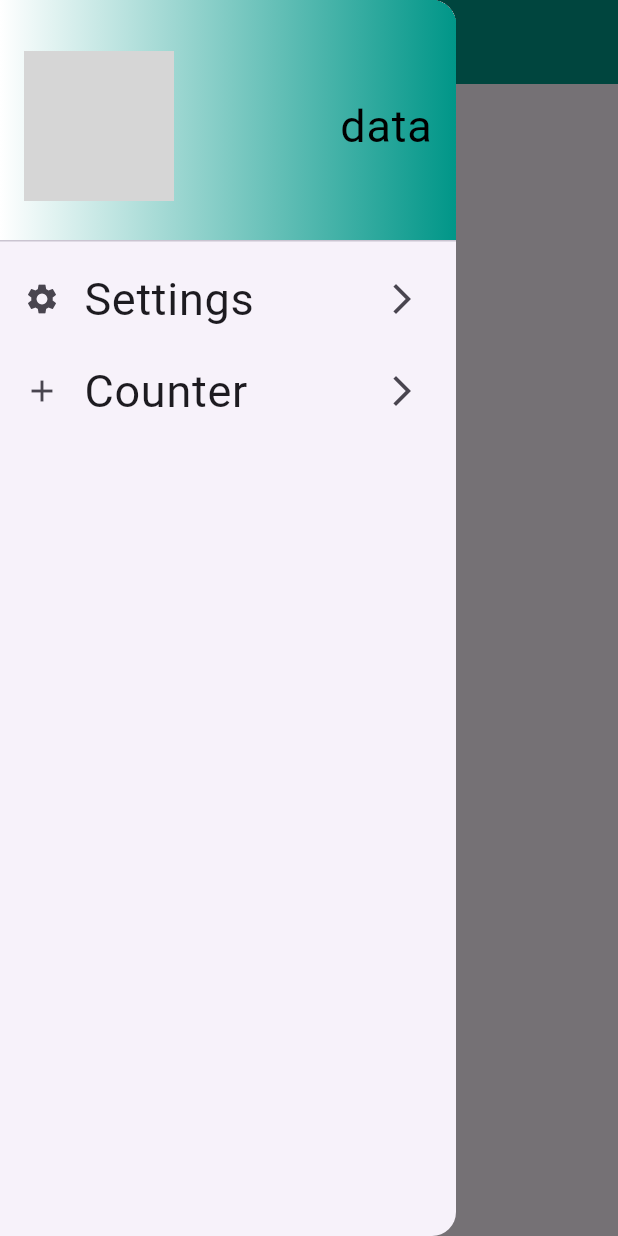
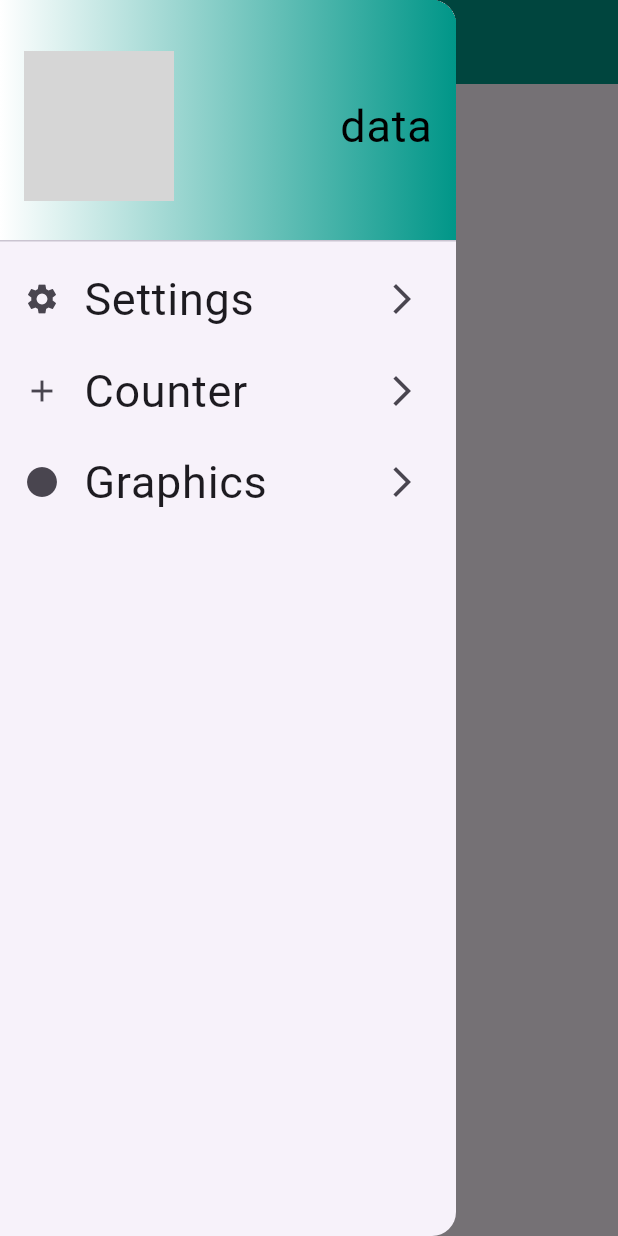
Before and after one commit to achraf-ayar/REF-Flutter, a Flutter app: the screen it shows after launch, with the side drawer open, on a phone screen of 412 x 824 dp. Run offline on Flutter 3.47's test engine with Material 3 defaults, Android fonts, the light colour scheme and no system bars; grey boxes are pictures that could not be loaded.

Commit message:
Add static graphics page with CustomPainter and radius slider

```diff
--- a/lib/main.dart
+++ b/lib/main.dart
@@ -1,5 +1,6 @@
 import 'package:flutter/material.dart';
 import 'package:tp1_dwm_flutter_app/pages/counter.page.dart';
+import 'package:tp1_dwm_flutter_app/pages/graphics.page.dart';
 import 'package:tp1_dwm_flutter_app/pages/home.page.dart';
 import 'package:tp1_dwm_flutter_app/pages/settings.page.dart';
 
@@ -17,6 +18,7 @@ class MyApp extends StatelessWidget {
         "/": (context)=> HomePage(),
         "/settings": (context)=> SettingsPage(),
         "/counter": (context)=> CounterPage(),
+        "/graphics": (context)=> GraphicsPage(),
       },
       theme: new ThemeData(
         appBarTheme: AppBarTheme(
--- /dev/null
+++ b/lib/widgets/drawer.graphics.widget.dart
@@ -0,0 +1,18 @@
+import 'package:flutter/material.dart';
+
+class DrawerGraphics extends StatelessWidget {
+  const DrawerGraphics({super.key});
+
+  @override
+  Widget build(BuildContext context) {
+    return ListTile(
+      title: Text("Graphics"),
+      leading: Icon(Icons.circle),
+      trailing: Icon(Icons.arrow_forward_ios_sharp),
+      onTap: (){
+        Navigator.pop(context);
+        Navigator.pushNamed(context, "/graphics");
+      },
+    );
+  }
+}
--- a/lib/widgets/drawer.widget.dart
+++ b/lib/widgets/drawer.widget.dart
@@ -1,5 +1,6 @@
 import 'package:flutter/material.dart';
 import 'package:tp1_dwm_flutter_app/widgets/drawer.counter.widget.dart';
+import 'package:tp1_dwm_flutter_app/widgets/drawer.graphics.widget.dart';
 import 'package:tp1_dwm_flutter_app/widgets/drawer.settings.widget.dart';
 import 'package:tp1_dwm_flutter_app/widgets/drawer.header.widget.dart';
 
@@ -14,6 +15,7 @@ class MyDrawer extends StatelessWidget {
           new MyDrawerHeader(),
           new DrawerSettings(),
           new DrawerCounter(),
+          new DrawerGraphics(),
         ],
       ),
     );
```
Also changed, not shown: lib/pages/graphics.page.dart (added, +38 -0 lines), lib/widgets/shape.painter.widget.dart (added, +29 -0 lines).
